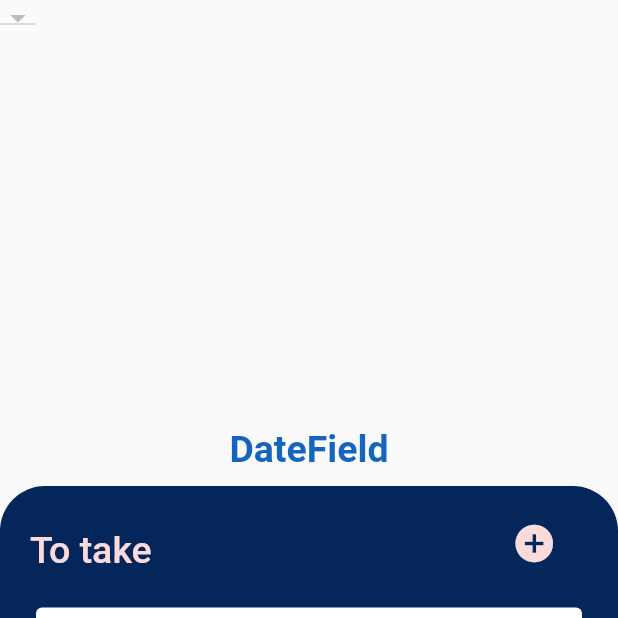
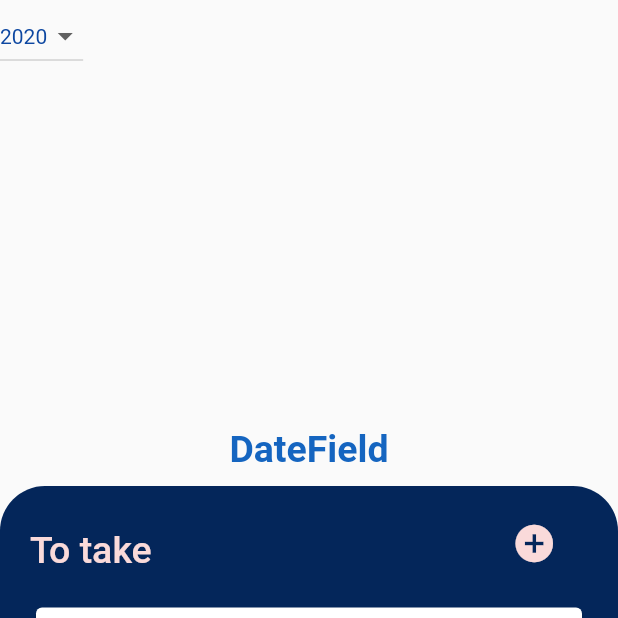
Before and after one commit to ruiyotabby/prescription_app, a Flutter app: the screen it shows after launch, on a phone screen of 412 x 824 dp, the top half of it. Run offline on Flutter 3.47's test engine with Material 2 defaults, Android fonts, the phone set to English and light mode, and no system bars; drawn by our look-alikes of flutter_slidable.

Commit message:
commit
Signed-off-by: Ruiyot Abby <ruiyotabby@gmail.com>

```diff
--- a/lib/pages/main_page.dart
+++ b/lib/pages/main_page.dart
@@ -20,7 +20,16 @@ class _MainPageState extends State<MainPage> {
             DropdownButton(
               value: dropdown_value,
               icon: Icon(Icons.arrow_drop_down_outlined),
+              elevation: 10,
+              style: TextStyle(color: Colors.blue[900]),
               onChanged: (value) {},
+              items: <String>['2020', '2021', '2022', '2023']
+                  .map<DropdownMenuItem<String>>((String value) {
+                return DropdownMenuItem<String>(
+                  value: value,
+                  child: Text(value),
+                );
+              }).toList(),
             ),
             Column(
               mainAxisAlignment: MainAxisAlignment.end,
```
